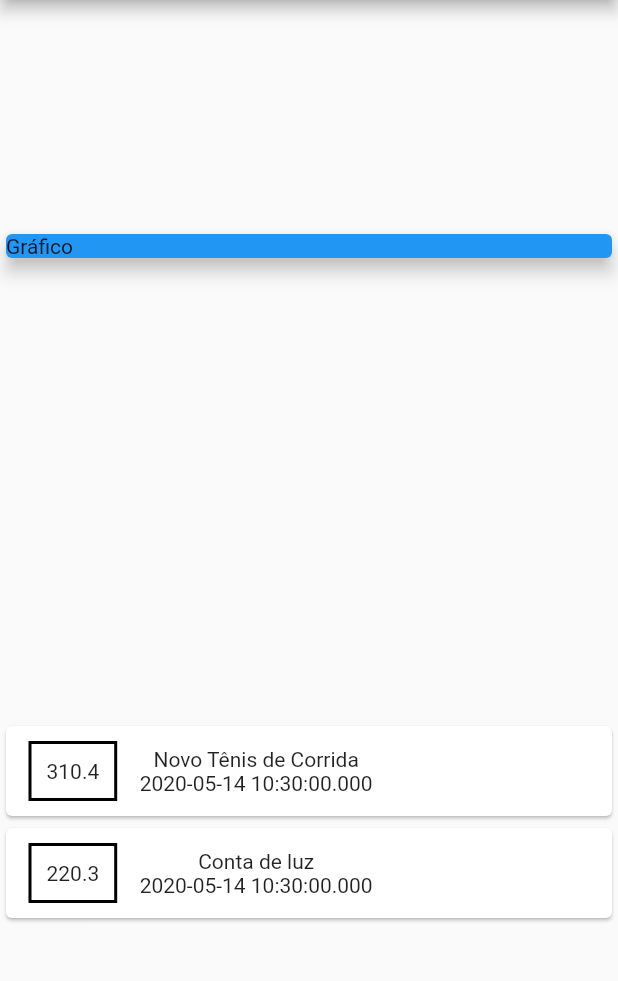
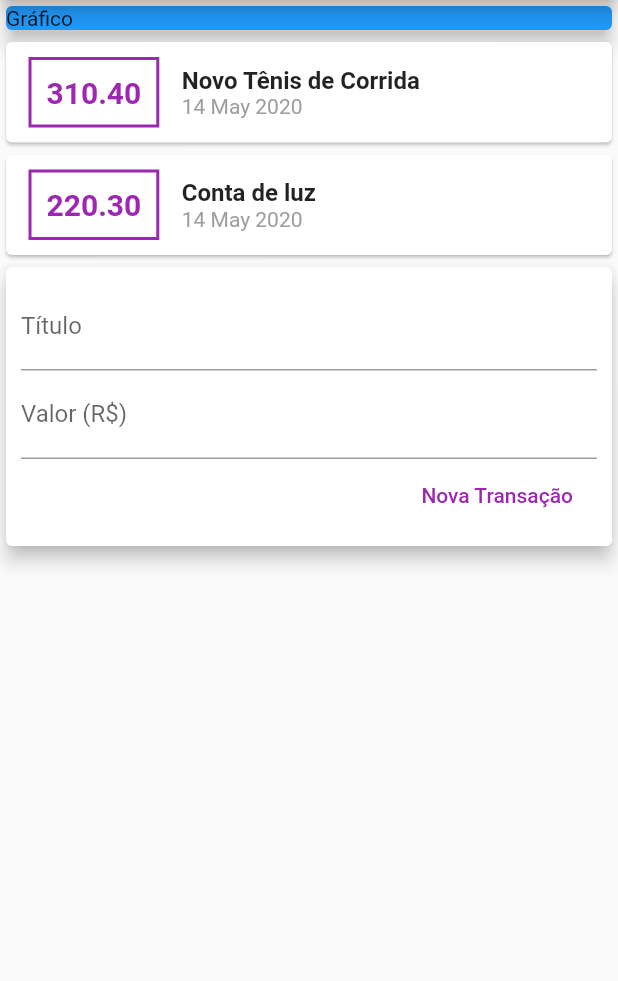
Before and after one commit to tavares1/despesas_pessoais_cod3rs_flutter, a Flutter app: the screen it shows after launch, on a phone screen of 412 x 824 dp, the part 84-1065 px from its top. Run offline on Flutter 3.47's test engine with Material 2 defaults, Android fonts, the phone set to English and light mode, and no system bars.

Commit message:
Adicionando dependecia INTL para formatar melhor a data e criando componente de adicionar transação

```diff
--- a/lib/main.dart
+++ b/lib/main.dart
@@ -1,5 +1,6 @@
 import './models/Transactions.dart';
 import 'package:flutter/material.dart';
+import 'package:intl/intl.dart';
 
 main(List<String> args) {
   runApp(ExpensesApp());
@@ -30,7 +31,6 @@ class MyHomePage extends StatelessWidget {
           title: Text('Despesas Pessoais'),
         ),
         body: Column(
-          mainAxisAlignment: MainAxisAlignment.spaceAround,
           crossAxisAlignment: CrossAxisAlignment.stretch,
           children: <Widget>[
             Container(
@@ -46,28 +46,67 @@ class MyHomePage extends StatelessWidget {
                     child: Row(
                   children: <Widget>[
                     Container(
-                      margin: EdgeInsets.symmetric(
-                        horizontal: 15,
-                        vertical: 10
+                      margin:
+                          EdgeInsets.symmetric(horizontal: 15, vertical: 10),
+                      decoration: BoxDecoration(
+                          border: Border.all(
+                        color: Colors.purple,
+                        width: 2,
+                      )),
+                      padding: EdgeInsets.all(10),
+                      child: Text(
+                        tr.value.toStringAsFixed(2),
+                        style: TextStyle(
+                            fontWeight: FontWeight.bold,
+                            fontSize: 20,
+                            color: Colors.purple),
                       ),
-                      decoration: BoxDecoration(
-                        border: Border.all(
-                          color: Colors.black,
-                          width: 2,
-                        )
-                      ),
-                      padding: EdgeInsets.all(10),
-                      child: Text(tr.value.toString()),
                     ),
                     Column(
+                      crossAxisAlignment: CrossAxisAlignment.start,
                       children: <Widget>[
-                        Text(tr.title),
-                        Text(tr.date.toString())
+                        Text(
+                          tr.title,
+                          style: TextStyle(
+                              fontSize: 16, fontWeight: FontWeight.bold),
+                        ),
+                        Text(
+                          DateFormat('d MMM y').format(tr.date),
+                          style: TextStyle(color: Colors.grey),
+                        )
                       ],
                     )
                   ],
                 ));
               }).toList(),
+            ),
+            Card(
+              elevation: 5,
+              child: Container(
+                padding: EdgeInsets.all(10),
+                child: Column(
+                  children: <Widget>[
+                    TextField(
+                      decoration: InputDecoration(labelText: "Título"),
+                    ),
+                    TextField(
+                      decoration: InputDecoration(labelText: 'Valor (R\$)'),
+                    ),
+                    Row(
+                      mainAxisAlignment: MainAxisAlignment.end,
+                      children: <Widget>[
+                        FlatButton(
+                          child: Text(
+                            'Nova Transação',
+                            style: TextStyle(color: Colors.purple),
+                          ),
+                          onPressed: () {},
+                        ),
+                      ],
+                    )
+                  ],
+                ),
+              ),
             )
           ],
         ));
--- a/pubspec.yaml
+++ b/pubspec.yaml
@@ -32,7 +32,7 @@ dependencies:
 dev_dependencies:
   flutter_test:
     sdk: flutter
-
+  intl: ^0.16.1
 # For information on the generic Dart part of this file, see the
 # following page: https://dart.dev/tools/pub/pubspec
 
```
Also changed, not shown: pubspec.lock.
